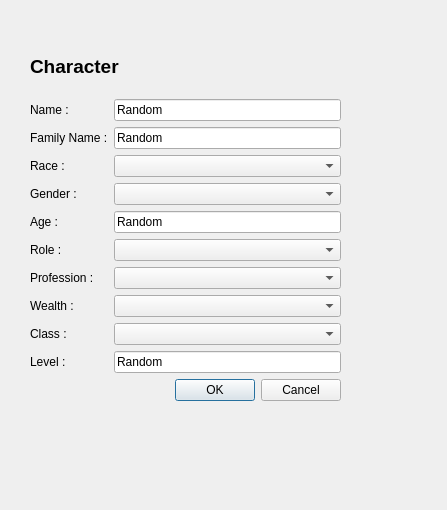
Before: the Qt Designer form ModularWorldUi/add_char_dialog.ui in LordAle/ModularWorld, drawn with Qt 5.
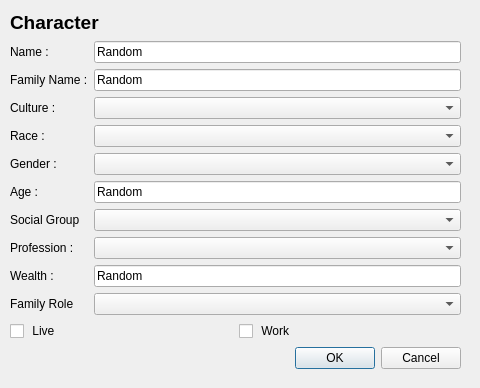
After: the same form once the commit is applied.

Patch:
```diff
--- a/ModularWorldUi/add_char_dialog.ui
+++ b/ModularWorldUi/add_char_dialog.ui
@@ -6,8 +6,8 @@
    <rect>
     <x>0</x>
     <y>0</y>
-    <width>447</width>
-    <height>510</height>
+    <width>480</width>
+    <height>388</height>
    </rect>
   </property>
   <property name="windowTitle">
@@ -16,19 +16,23 @@
   <widget class="QWidget" name="horizontalLayoutWidget">
    <property name="geometry">
     <rect>
-     <x>30</x>
-     <y>40</y>
-     <width>311</width>
-     <height>361</height>
+     <x>10</x>
+     <y>10</y>
+     <width>451</width>
+     <height>359</height>
     </rect>
    </property>
-   <layout class="QHBoxLayout" name="horizontalLayout">
-    <item>
      <layout class="QVBoxLayout" name="verticalLayout">
       <item>
        <layout class="QVBoxLayout" name="verticalLayout_2">
         <item>
-         <widget class="QLabel" name="label_2">
+       <widget class="QLabel" name="label">
+        <property name="maximumSize">
+         <size>
+          <width>16777215</width>
+          <height>50</height>
+         </size>
+        </property>
           <property name="font">
            <font>
             <pointsize>14</pointsize>
@@ -72,94 +76,112 @@
            </widget>
           </item>
           <item row="2" column="0">
+         <widget class="QLabel" name="cultureLabel">
+          <property name="text">
+           <string>Culture : </string>
+          </property>
+         </widget>
+        </item>
+        <item row="2" column="1">
+         <widget class="QComboBox" name="cultureComboBox"/>
+        </item>
+        <item row="3" column="0">
            <widget class="QLabel" name="raceLabel">
             <property name="text">
              <string>Race :</string>
             </property>
            </widget>
           </item>
-          <item row="2" column="1">
+        <item row="3" column="1">
            <widget class="QComboBox" name="raceComboBox"/>
           </item>
-          <item row="3" column="0">
+        <item row="4" column="0">
            <widget class="QLabel" name="genderLabel">
             <property name="text">
              <string>Gender :</string>
             </property>
            </widget>
           </item>
-          <item row="3" column="1">
+        <item row="4" column="1">
            <widget class="QComboBox" name="genderComboBox"/>
           </item>
-          <item row="4" column="0">
+        <item row="5" column="0">
            <widget class="QLabel" name="ageLabel">
             <property name="text">
              <string>Age :</string>
             </property>
            </widget>
           </item>
-          <item row="5" column="0">
-           <widget class="QLabel" name="roleLabel">
+        <item row="5" column="1">
+         <widget class="QLineEdit" name="ageLineEdit">
             <property name="text">
-             <string>Role :</string>
+           <string>Random</string>
             </property>
            </widget>
           </item>
           <item row="6" column="0">
+         <widget class="QLabel" name="socialGroupLabel">
+          <property name="text">
+           <string>Social Group</string>
+          </property>
+         </widget>
+        </item>
+        <item row="6" column="1">
+         <widget class="QComboBox" name="socialGroupComboBox"/>
+        </item>
+        <item row="7" column="0">
            <widget class="QLabel" name="professionLabel">
             <property name="text">
              <string>Profession :</string>
             </property>
            </widget>
           </item>
-          <item row="6" column="1">
+        <item row="7" column="1">
            <widget class="QComboBox" name="professionComboBox"/>
           </item>
-          <item row="8" column="0">
-           <widget class="QLabel" name="classLabel">
-            <property name="text">
-             <string>Class :</string>
-            </property>
-           </widget>
-          </item>
-          <item row="8" column="1">
-           <widget class="QComboBox" name="classComboBox"/>
-          </item>
           <item row="9" column="0">
            <widget class="QLabel" name="levelLabel">
             <property name="text">
-             <string>Level :</string>
+           <string>Family Role</string>
             </property>
            </widget>
           </item>
           <item row="9" column="1">
-           <widget class="QLineEdit" name="levelLineEdit">
-            <property name="text">
-             <string>Random</string>
-            </property>
-           </widget>
-          </item>
-          <item row="4" column="1">
-           <widget class="QLineEdit" name="ageLineEdit">
-            <property name="text">
-             <string>Random</string>
-            </property>
-           </widget>
-          </item>
-          <item row="7" column="0">
+         <widget class="QComboBox" name="familyRoleComboBox"/>
+        </item>
+        <item row="8" column="0">
            <widget class="QLabel" name="wealthLabel">
             <property name="text">
-             <string>Wealth :</string>
+           <string>Wealth : </string>
             </property>
            </widget>
           </item>
-          <item row="7" column="1">
-           <widget class="QComboBox" name="wealthComboBox"/>
-          </item>
-          <item row="5" column="1">
-           <widget class="QComboBox" name="roleComboBox"/>
-          </item>
-         </layout>
+        <item row="8" column="1">
+         <widget class="QLineEdit" name="wealthLineEdit">
+          <property name="text">
+           <string>Random</string>
+          </property>
+         </widget>
+        </item>
+       </layout>
+      </item>
+     </layout>
+    </item>
+    <item>
+     <layout class="QHBoxLayout" name="horizontalLayout">
+      <item>
+       <widget class="QCheckBox" name="liveCheckBox">
+        <property name="text">
+         <string> Live</string>
+        </property>
+       </widget>
+      </item>
+      <item>
+       <widget class="QCheckBox" name="workCheckBox">
+        <property name="text">
+         <string> Work</string>
+        </property>
+       </widget>
         </item>
        </layout>
       </item>
@@ -172,8 +194,6 @@
          <set>QDialogButtonBox::Cancel|QDialogButtonBox::Ok</set>
         </property>
        </widget>
-      </item>
-     </layout>
     </item>
    </layout>
   </widget>
```
Left out of the diff: 4 changed lines with no effect on the pictures. Lines whose indentation alone changed are shown as unchanged.
